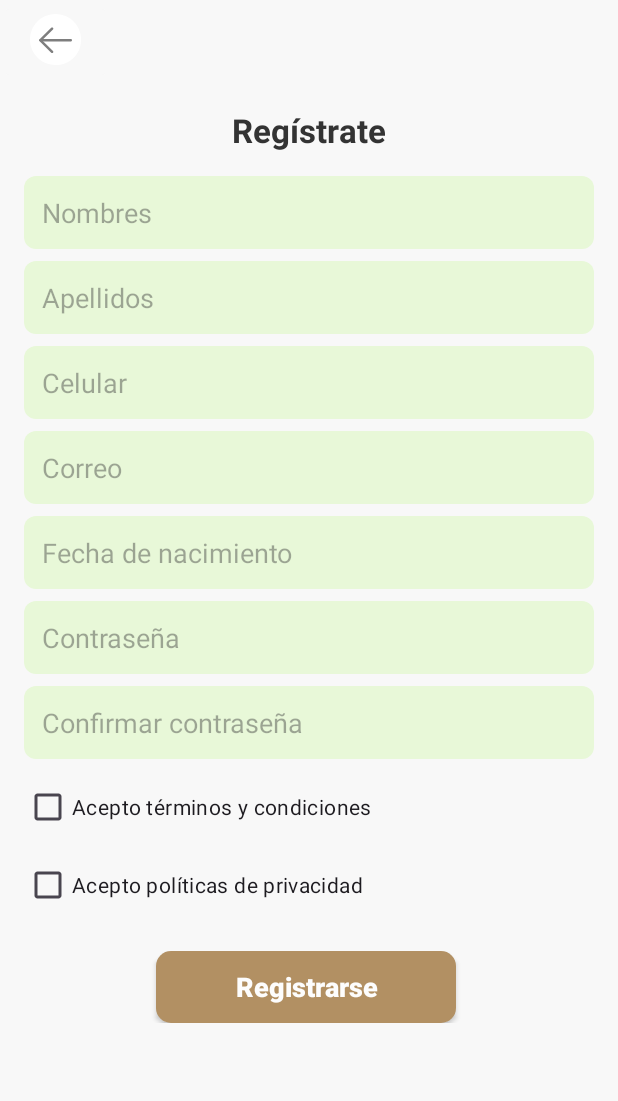
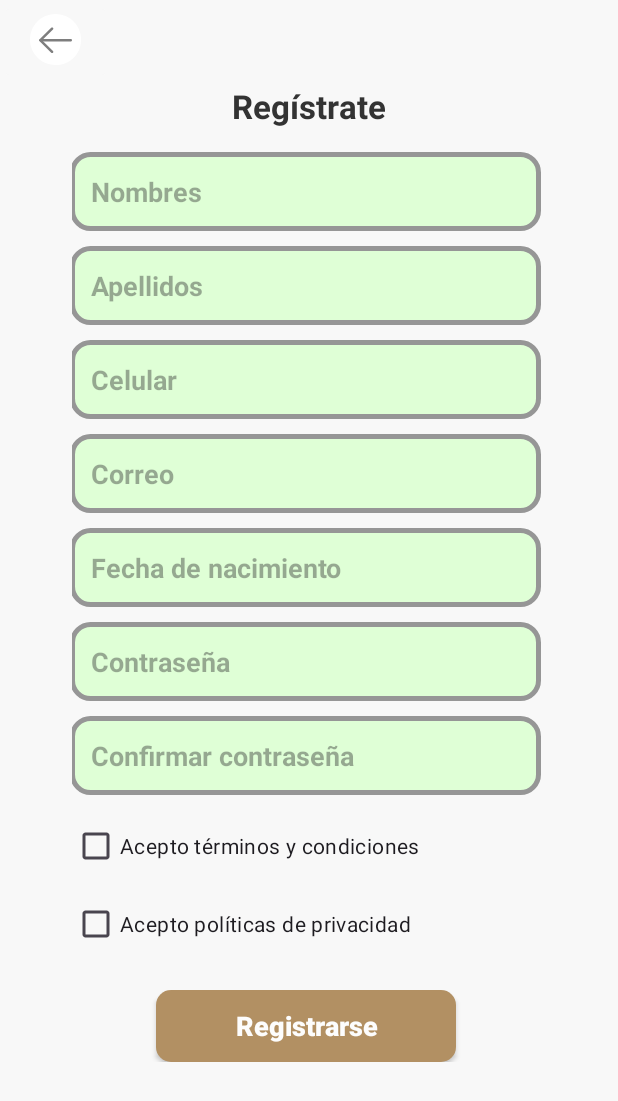
Before and after one commit to LaussR/GaiaCaporal, an Android app: the Registro screen opened directly, with no data from a screen before it, on a phone screen of 412 x 824 dp. Shown: the top 1101 px of the screen. Run offline under Robolectric (Android 15) with nearby library versions, the phone set to English and light mode, and no system bars.

Commit message:
nicolas registrate

```diff
--- /dev/null
+++ b/app/src/main/res/drawable/inpt_background_green.xml
@@ -0,0 +1,10 @@
+<?xml version="1.0" encoding="utf-8"?>
+<selector xmlns:android="http://schemas.android.com/apk/res/android">
+    <item>
+        <shape android:shape="rectangle">
+            <corners android:radius="12dp"/>
+            <solid android:color="@color/light_green"/>
+            <stroke android:width="3dp" android:color="@color/text"/>
+        </shape>
+    </item>
+</selector>
--- a/app/src/main/res/layout/activity_registro.xml
+++ b/app/src/main/res/layout/activity_registro.xml
@@ -19,13 +19,17 @@
     <ScrollView
         android:layout_width="match_parent"
         android:layout_height="match_parent"
-        android:padding="16dp">
+        android:paddingTop="0dp"
+        android:paddingRight="16dp"
+        android:paddingLeft="16dp">
 
         <LinearLayout
             android:layout_width="match_parent"
             android:layout_height="wrap_content"
             android:orientation="vertical"
-            android:gravity="center_horizontal">
+            android:gravity="center_horizontal"
+            android:paddingLeft="32dp"
+            android:paddingRight="32dp">
 
             <!-- Título -->
             <TextView
@@ -40,77 +44,70 @@
             <!-- Campos de entrada -->
             <EditText
                 android:id="@+id/et_nombres"
+                style="@style/InptGreen"
                 android:layout_width="match_parent"
                 android:layout_height="wrap_content"
-                android:hint="Nombres"
-                android:background="@drawable/edittext_background"
-                android:padding="12dp"/>
+                android:hint="Nombres"/>
 
             <EditText
                 android:id="@+id/et_apellidos"
+                style="@style/InptGreen"
                 android:layout_width="match_parent"
                 android:layout_height="wrap_content"
                 android:hint="Apellidos"
-                android:background="@drawable/edittext_background"
-                android:padding="12dp"
-                android:layout_marginTop="8dp"/>
+                android:layout_marginTop="10dp"/>
 
             <EditText
                 android:id="@+id/et_celular"
+                style="@style/InptGreen"
                 android:layout_width="match_parent"
                 android:layout_height="wrap_content"
                 android:hint="Celular"
                 android:inputType="phone"
-                android:background="@drawable/edittext_background"
-                android:padding="12dp"
-                android:layout_marginTop="8dp"/>
+                android:layout_marginTop="10dp"/>
 
             <EditText
                 android:id="@+id/et_correo"
+                style="@style/InptGreen"
                 android:layout_width="match_parent"
                 android:layout_height="wrap_content"
                 android:hint="Correo"
                 android:inputType="textEmailAddress"
-                android:background="@drawable/edittext_background"
-                android:padding="12dp"
-                android:layout_marginTop="8dp"/>
+                android:layout_marginTop="10dp"/>
 
             <EditText
                 android:id="@+id/et_fecha_nacimiento"
+                style="@style/InptGreen"
                 android:layout_width="match_parent"
                 android:layout_height="wrap_content"
                 android:hint="Fecha de nacimiento"
                 android:focusable="false"
-                android:background="@drawable/edittext_background"
-                android:padding="12dp"
-                android:layout_marginTop="8dp"/>
+                android:layout_marginTop="10dp"/>
 
             <EditText
                 android:id="@+id/et_contrasena"
+                style="@style/InptGreen"
                 android:layout_width="match_parent"
                 android:layout_height="wrap_content"
                 android:hint="Contraseña"
                 android:inputType="textPassword"
-                android:background="@drawable/edittext_background"
-                android:padding="12dp"
-                android:layout_marginTop="8dp"/>
+                android:layout_marginTop="10dp"/>
 
             <EditText
                 android:id="@+id/et_confirmar_contrasena"
+                style="@style/InptGreen"
                 android:layout_width="match_parent"
                 android:layout_height="wrap_content"
                 android:hint="Confirmar contraseña"
                 android:inputType="textPassword"
-                android:background="@drawable/edittext_background"
-                android:padding="12dp"
-                android:layout_marginTop="8dp"/>
+                android:layout_marginTop="10dp"/>
 
             <!-- Checkboxes -->
             <CheckBox
                 android:id="@+id/check_terminos"
                 android:layout_width="match_parent"
                 android:layout_height="wrap_content"
-                android:layout_marginTop="8dp"
+                android:layout_marginTop="10dp"
                 android:text="Acepto términos y condiciones" />
 
             <CheckBox
--- a/app/src/main/res/values/styles.xml
+++ b/app/src/main/res/values/styles.xml
@@ -99,19 +99,19 @@
     </style>
 
     <style name="InptGreen">
-        <item name="android:layout_width">90dp</item>
-        <item name="android:layout_height">match_parent</item>
+        <item name="android:layout_width">82dp</item>
+        <item name="android:layout_height">260dp</item>
         <item name="android:layout_weight">1</item>
         <item name="android:layout_marginRight">2dp</item>
-        <item name="android:background">#DCCEB4</item>
+        <item name="android:background">@drawable/inpt_background_green</item>
         <item name="android:shadowDx">4</item>
         <item name="android:shadowDy">2</item>
         <item name="android:shadowColor">#373737</item>
-        <item name="android:backgroundTint">#DCCEB4</item>
-        <item name="android:textColor">@android:color/white</item>
-        <item name="android:textSize">30dp</item>
+        <item name="android:textColor">@color/text</item>
+        <item name="android:textSize">18dp</item>
         <item name="android:textStyle">bold</item>
         <item name="android:shape">rectangle</item>
+        <item name="android:padding">14dp</item>
     </style>
 
     <style name="Product">
```
